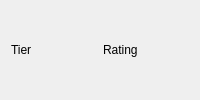
Qt form src/Teambuilder/tierratingbutton.ui (po-devs/pokemon-online) before a commit.
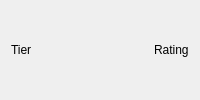
The same form after that commit.

Commit message: improved UI of challenge window

Patch:
```diff
--- a/src/Teambuilder/tierratingbutton.ui
+++ b/src/Teambuilder/tierratingbutton.ui
@@ -20,7 +20,7 @@
   <property name="flat">
    <bool>true</bool>
   </property>
-  <layout class="QHBoxLayout" name="horizontalLayout">
+  <layout class="QHBoxLayout" name="horizontalLayout" stretch="1,0">
    <item>
     <widget class="QLabel" name="tier">
      <property name="text">
```
The commit also changes 6 other files.
